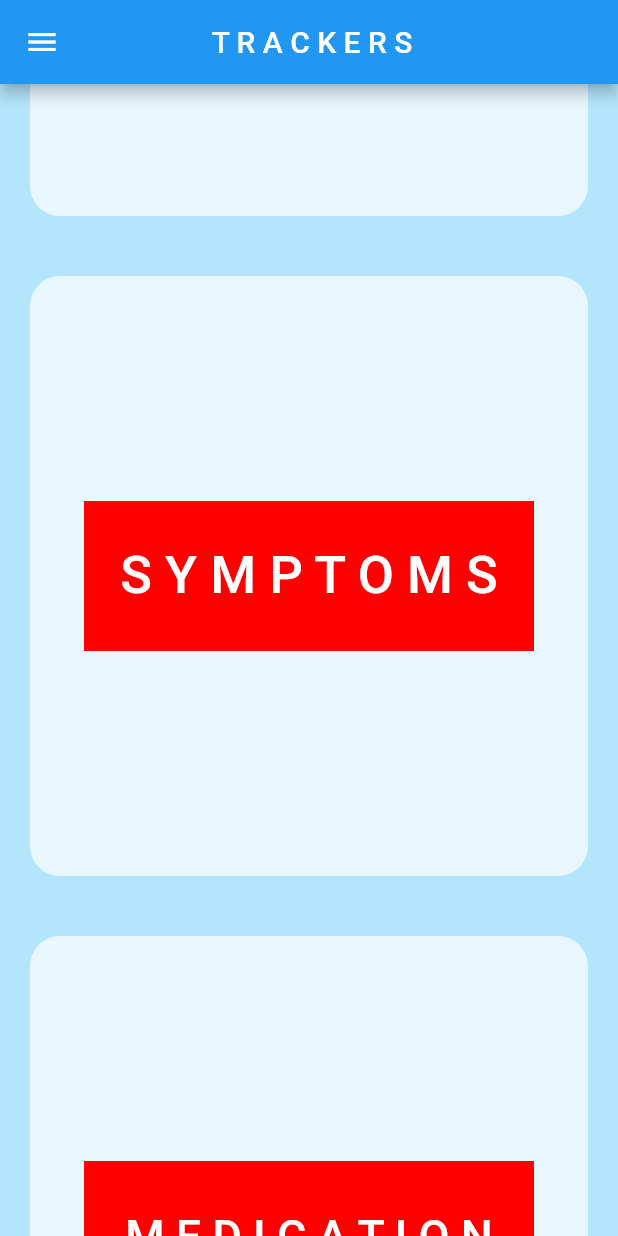
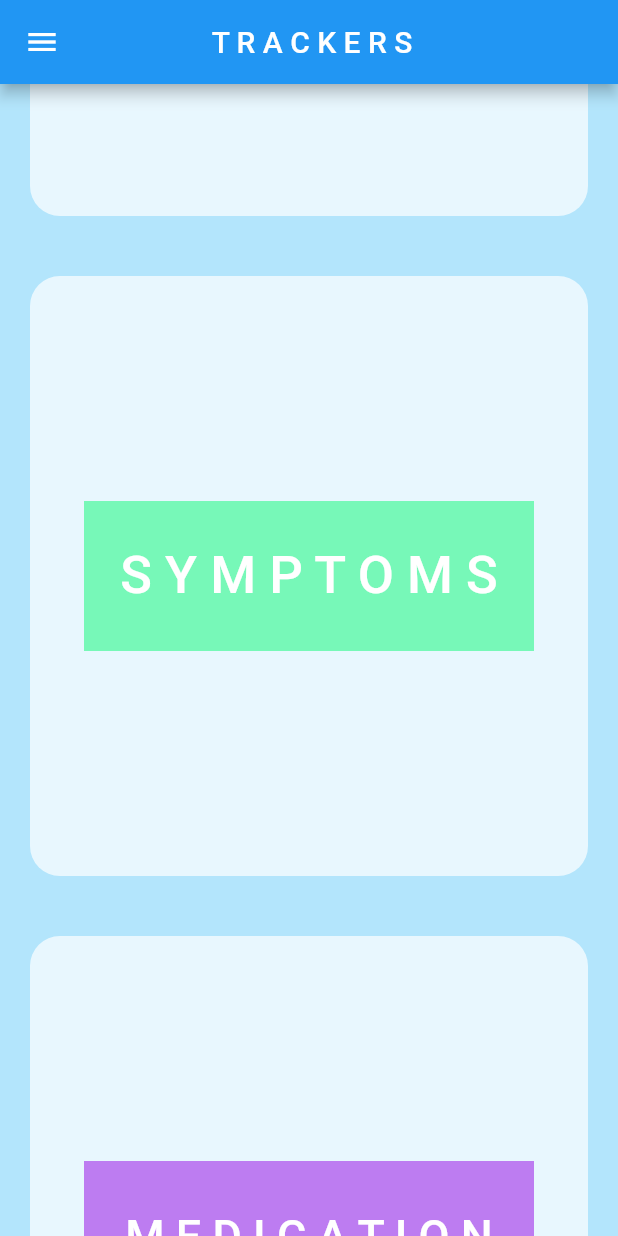
Before and after one commit to Lagrossa/COSC_4319, a Flutter app: the TrackersDirectory screen opened by its route, scrolled down 576 dp, on a phone screen of 412 x 824 dp. Run offline on Flutter 3.47's test engine with Material 2 defaults, Android fonts, the phone set to English and light mode, and no system bars; our stand-ins replace firebase_auth, firebase_core, flutter_slidable, google_nav_bar; accounts and stored records are empty.

Commit message:
QOL Tweaks

```diff
--- a/lib/Features/User_Auth/Presentation/Pages/tracker_page.dart
+++ b/lib/Features/User_Auth/Presentation/Pages/tracker_page.dart
@@ -15,8 +15,8 @@ class TrackerScreen extends StatefulWidget {
 class _TrackerScreenState extends State<TrackerScreen> {
   List habitList = [
     /* EXAMPLES..
-    ["Daily Leetcode", false],
-    ["Daily Drawing", false],
+    ["Practice on Leetcode", false],
+    ["Daily Workout", false],
     ["Do Homework", false],*/
   ];
 
--- a/lib/Features/User_Auth/Presentation/Pages/trackers_directory.dart
+++ b/lib/Features/User_Auth/Presentation/Pages/trackers_directory.dart
@@ -66,7 +66,7 @@ class TrackersDirectory extends StatelessWidget {
                     child: Container(
                       height: 100,
                       width: 300,
-                      color: Color.fromARGB(255, 255, 0, 0),
+                      color: Color.fromARGB(255, 119, 248, 184),
                       alignment: Alignment.center,
                       child: TextButton(
                         child: Text(
@@ -99,7 +99,7 @@ class TrackersDirectory extends StatelessWidget {
                     child: Container(
                       height: 100,
                       width: 300,
-                      color: Color.fromARGB(255, 255, 0, 0),
+                      color: Color.fromARGB(255, 189, 124, 241),
                       alignment: Alignment.center,
                       child: TextButton(
                         child: Text(
```
